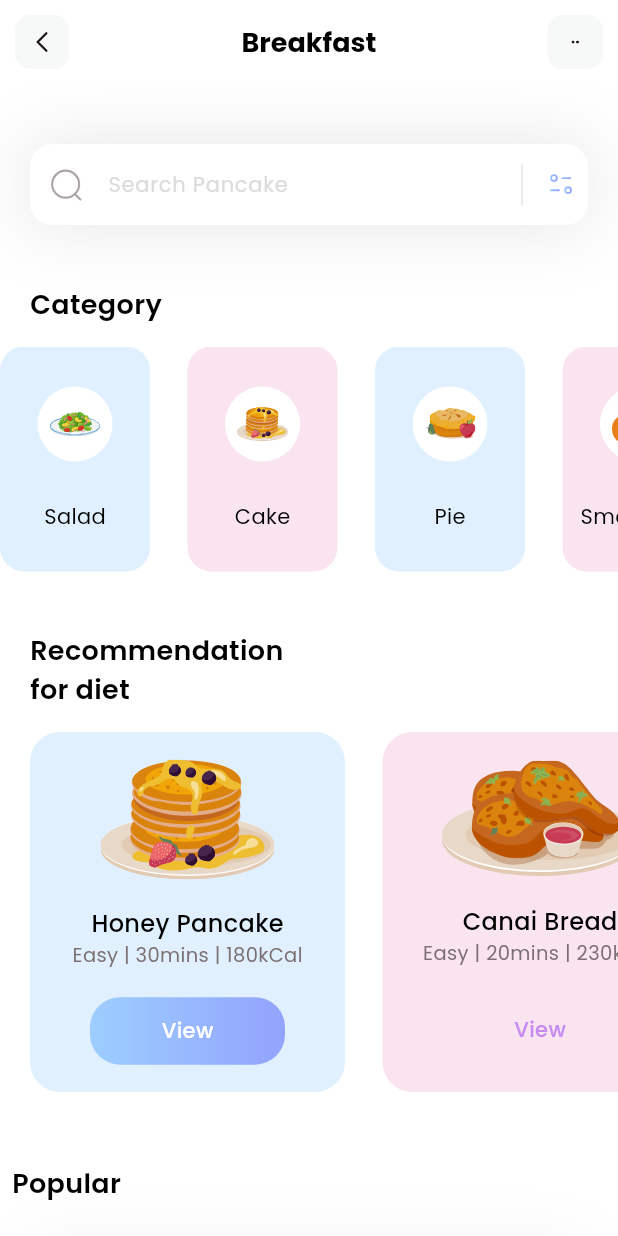
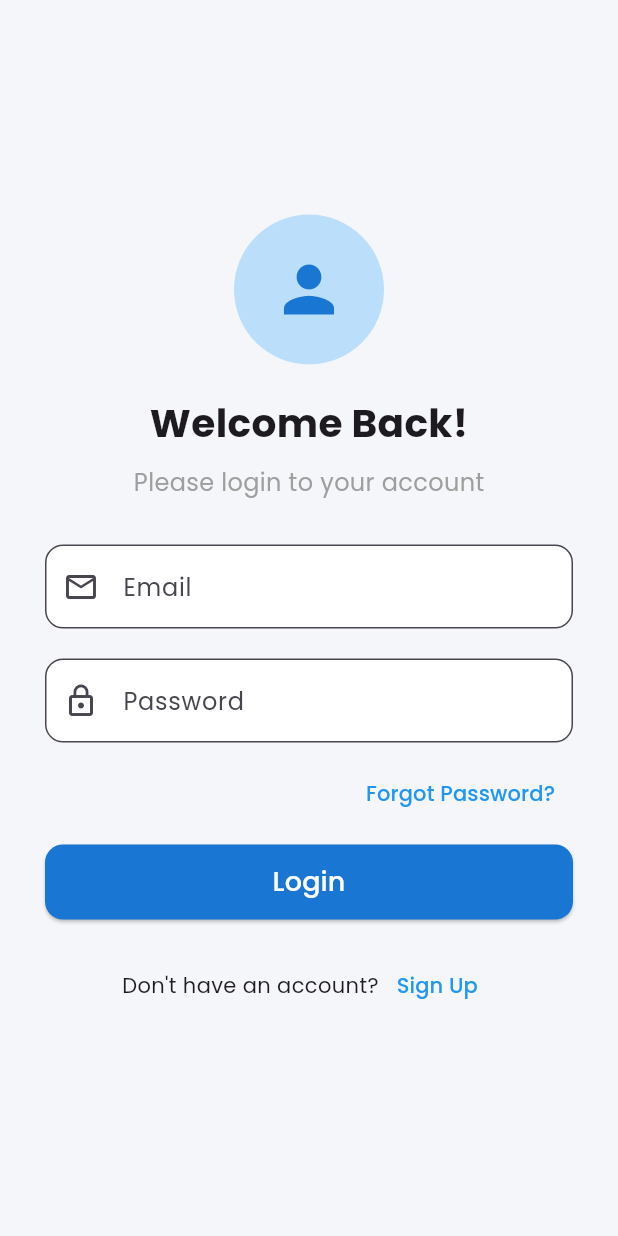
Before and after one commit to toybii03/tobongbanua_fitness, a Flutter app: the screen it shows after launch, on a phone screen of 412 x 824 dp. Run offline on Flutter 3.47's test engine with Material 3 defaults, Android fonts, the phone set to English and light mode, and no system bars; our stand-ins replace flutter_svg.

Commit message:
new commit

```diff
--- a/lib/main.dart
+++ b/lib/main.dart
@@ -1,4 +1,4 @@
-import 'package:fitness/pages/home.dart';
+import 'package:fitness/pages/login.dart';
 import 'package:flutter/material.dart';
 
 void main() {
@@ -14,7 +14,7 @@ class MyApp extends StatelessWidget {
     return MaterialApp(
       debugShowCheckedModeBanner: false,
       theme: ThemeData(fontFamily: 'Poppins'),
-      home: HomePage(),
+      home: LoginPage(),
     );
   }
 }
--- a/lib/pages/home.dart
+++ b/lib/pages/home.dart
@@ -1,17 +1,29 @@
+import 'package:flutter/material.dart';
+import 'package:flutter_svg/flutter_svg.dart';
 import 'package:fitness/models/category_model.dart';
 import 'package:fitness/models/diet_model.dart';
 import 'package:fitness/models/popular_model.dart';
-// import 'package:fitness/models/popular_model.dart';
-import 'package:flutter/material.dart';
-import 'package:flutter_svg/flutter_svg.dart';
+import 'package:fitness/pages/login.dart';
+import 'package:fitness/pages/profile.dart';
 
-// ignore: must_be_immutable
-class HomePage extends StatelessWidget {
-  HomePage({super.key});
+class HomePage extends StatefulWidget {
+  const HomePage({super.key});
 
+  @override
+  State<HomePage> createState() => _HomePageState();
+}
+
+class _HomePageState extends State<HomePage> {
   List<CategoryModel> categories = [];
   List<DietModel> diets = [];
   List<PopularDietsModel> popularDiets = [];
+  int _selectedIndex = 0;
+
+  @override
+  void initState() {
+    super.initState();
+    _getInitialInfo();
+  }
 
   void _getInitialInfo() {
     categories = CategoryModel.getCategories();
@@ -19,25 +31,59 @@ class HomePage extends StatelessWidget {
     popularDiets = PopularDietsModel.getPopularDiets();
   }
 
+  void _onItemTapped(int index) {
+    if (index == 2) {
+      Navigator.pushReplacement(
+        context,
+        MaterialPageRoute(builder: (context) => LoginPage()),
+      );
+    } else if (index == 1) {
+      Navigator.push(
+        context,
+        MaterialPageRoute(builder: (context) => ProfilePage()),
+      );
+    } else {
+      setState(() {
+        _selectedIndex = index;
+      });
+    }
+  }
+
   @override
   Widget build(BuildContext context) {
-    _getInitialInfo();
     return Scaffold(
       appBar: appBar(),
       backgroundColor: Colors.white,
       body: ListView(
         children: [
           _searchField(),
-          SizedBox(height: 40),
+          const SizedBox(height: 40),
           _categoriesSection(),
-          SizedBox(height: 40),
+          const SizedBox(height: 40),
           _dietSection(),
-          SizedBox(height: 40),
-          Column(
+          const SizedBox(height: 40),
+          _popularSection(),
+          const SizedBox(height: 40),
+        ],
+      ),
+      bottomNavigationBar: BottomNavigationBar(
+        currentIndex: _selectedIndex,
+        onTap: _onItemTapped,
+        items: const [
+          BottomNavigationBarItem(icon: Icon(Icons.home), label: 'Home'),
+          BottomNavigationBarItem(icon: Icon(Icons.person), label: 'Profile'),
+          BottomNavigationBarItem(icon: Icon(Icons.logout), label: 'Logout'),
+        ],
+      ),
+    );
+  }
+
+  Widget _popularSection() {
+    return Column(
       crossAxisAlignment: CrossAxisAlignment.start,
       children: [
-              Padding(
-                padding: const EdgeInsets.all(8.0),
+        const Padding(
+          padding: EdgeInsets.all(8.0),
           child: Text(
             'Popular',
             style: TextStyle(
@@ -47,17 +93,36 @@ class HomePage extends StatelessWidget {
             ),
           ),
         ),
-              SizedBox(height: 15),
+        const SizedBox(height: 15),
         ListView.separated(
           itemCount: popularDiets.length,
           shrinkWrap: true,
-                separatorBuilder: (context, index) => SizedBox(height: 25),
-                padding: EdgeInsets.only(left: 20, right: 20),
+          physics: NeverScrollableScrollPhysics(),
+          separatorBuilder: (context, index) => const SizedBox(height: 25),
+          padding: const EdgeInsets.symmetric(horizontal: 20),
           itemBuilder: (context, index) {
             return Container(
               height: 100,
+              padding: const EdgeInsets.symmetric(horizontal: 10),
+              decoration: BoxDecoration(
+                color:
+                    popularDiets[index].boxIsSelected
+                        ? Colors.white
+                        : Colors.transparent,
+                borderRadius: BorderRadius.circular(16),
+                boxShadow:
+                    popularDiets[index].boxIsSelected
+                        ? [
+                          BoxShadow(
+                            color: const Color(0xff1D1617).withOpacity(0.07),
+                            offset: const Offset(0, 10),
+                            blurRadius: 40,
+                          ),
+                        ]
+                        : [],
+              ),
               child: Row(
-                      mainAxisAlignment: MainAxisAlignment.spaceEvenly,
+                mainAxisAlignment: MainAxisAlignment.spaceBetween,
                 children: [
                   SvgPicture.asset(
                     popularDiets[index].iconPath,
@@ -70,19 +135,15 @@ class HomePage extends StatelessWidget {
                     children: [
                       Text(
                         popularDiets[index].name,
-                              style: TextStyle(
+                        style: const TextStyle(
                           fontWeight: FontWeight.w500,
                           color: Colors.black,
                           fontSize: 16,
                         ),
                       ),
                       Text(
-                              popularDiets[index].level +
-                                  ' | ' +
-                                  popularDiets[index].duration +
-                                  ' | ' +
-                                  popularDiets[index].calorie,
-                              style: TextStyle(
+                        '${popularDiets[index].level} | ${popularDiets[index].duration} | ${popularDiets[index].calorie}',
+                        style: const TextStyle(
                           color: Color(0xff7B6F72),
                           fontSize: 13,
                           fontWeight: FontWeight.w400,
@@ -92,7 +153,6 @@ class HomePage extends StatelessWidget {
                   ),
                   GestureDetector(
                     onTap: () {},
-
                     child: SvgPicture.asset(
                       'assets/icons/button.svg',
                       width: 30,
@@ -101,32 +161,10 @@ class HomePage extends StatelessWidget {
                   ),
                 ],
               ),
-                    decoration: BoxDecoration(
-                      color:
-                          popularDiets[index].boxIsSelected
-                              ? Colors.white
-                              : Colors.transparent,
-                      borderRadius: BorderRadius.circular(16),
-                      boxShadow:
-                          popularDiets[index].boxIsSelected
-                              ? [
-                                BoxShadow(
-                                  color: Color(0xff1D1617).withOpacity(0.07),
-                                  offset: Offset(0, 10),
-                                  blurRadius: 40,
-                                  spreadRadius: 0,
-                                ),
-                              ]
-                              : [],
-                    ),
             );
           },
         ),
       ],
-          ),
-          SizedBox(height: 40),
-        ],
-      ),
     );
   }
 
@@ -134,8 +172,8 @@ class HomePage extends StatelessWidget {
     return Column(
       crossAxisAlignment: CrossAxisAlignment.start,
       children: [
-        Padding(
-          padding: const EdgeInsets.only(left: 20),
+        const Padding(
+          padding: EdgeInsets.only(left: 20),
           child: Text(
             'Recommendation\nfor diet',
             style: TextStyle(
@@ -145,10 +183,14 @@ class HomePage extends StatelessWidget {
             ),
           ),
         ),
-        SizedBox(height: 15),
-        Container(
+        const SizedBox(height: 15),
+        SizedBox(
           height: 240,
           child: ListView.separated(
+            scrollDirection: Axis.horizontal,
+            itemCount: diets.length,
+            separatorBuilder: (context, index) => const SizedBox(width: 25),
+            padding: const EdgeInsets.symmetric(horizontal: 20),
             itemBuilder: (context, index) {
               return Container(
                 width: 210,
@@ -164,19 +206,15 @@ class HomePage extends StatelessWidget {
                       children: [
                         Text(
                           diets[index].name,
-                          style: TextStyle(
+                          style: const TextStyle(
                             fontWeight: FontWeight.w500,
                             color: Colors.black,
                             fontSize: 16,
                           ),
                         ),
                         Text(
-                          diets[index].level +
-                              ' | ' +
-                              diets[index].duration +
-                              ' | ' +
-                              diets[index].calorie,
-                          style: TextStyle(
+                          '${diets[index].level} | ${diets[index].duration} | ${diets[index].calorie}',
+                          style: const TextStyle(
                             color: Color(0xff7B6F72),
                             fontSize: 13,
                             fontWeight: FontWeight.w400,
@@ -187,41 +225,32 @@ class HomePage extends StatelessWidget {
                     Container(
                       height: 45,
                       width: 130,
-                      child: Center(
+                      alignment: Alignment.center,
+                      decoration: BoxDecoration(
+                        gradient: LinearGradient(
+                          colors:
+                              diets[index].viewIsSelected
+                                  ? [Color(0xff9DCEFF), Color(0xff92A3FD)]
+                                  : [Colors.transparent, Colors.transparent],
+                        ),
+                        borderRadius: BorderRadius.circular(20),
+                      ),
                       child: Text(
                         'View',
                         style: TextStyle(
                           color:
                               diets[index].viewIsSelected
                                   ? Colors.white
-                                    : Color(0xffC58BF2),
+                                  : const Color(0xffC58BF2),
                           fontWeight: FontWeight.w500,
                           fontSize: 14,
                         ),
-                        ),
-                      ),
-                      decoration: BoxDecoration(
-                        gradient: LinearGradient(
-                          colors: [
-                            diets[index].viewIsSelected
-                                ? Color(0xff9DCEFF)
-                                : Colors.transparent,
-                            diets[index].viewIsSelected
-                                ? Color(0xff92A3FD)
-                                : Colors.transparent,
-                          ],
-                        ),
-                        borderRadius: BorderRadius.circular(20),
                       ),
                     ),
                   ],
                 ),
               );
             },
-            separatorBuilder: (context, index) => SizedBox(width: 25),
-            itemCount: diets.length,
-            scrollDirection: Axis.horizontal,
-            padding: EdgeInsets.only(left: 20, right: 20),
           ),
         ),
       ],
@@ -232,8 +261,8 @@ class HomePage extends StatelessWidget {
     return Column(
       crossAxisAlignment: CrossAxisAlignment.start,
       children: [
-        Padding(
-          padding: const EdgeInsets.only(left: 20),
+        const Padding(
+          padding: EdgeInsets.only(left: 20),
           child: Text(
             'Category',
             style: TextStyle(
@@ -243,18 +272,17 @@ class HomePage extends StatelessWidget {
             ),
           ),
         ),
-        SizedBox(height: 15),
-        Container(
+        const SizedBox(height: 15),
+        SizedBox(
           height: 150,
           child: ListView.separated(
             itemCount: categories.length,
             scrollDirection: Axis.horizontal,
-            separatorBuilder: (context, index) => SizedBox(width: 25),
+            separatorBuilder: (context, index) => const SizedBox(width: 25),
             itemBuilder: (context, index) {
               return Container(
                 width: 100,
                 decoration: BoxDecoration(
-                  // ignore: deprecated_member_use
                   color: categories[index].boxColor.withOpacity(0.3),
                   borderRadius: BorderRadius.circular(16),
                 ),
@@ -264,7 +292,7 @@ class HomePage extends StatelessWidget {
                     Container(
                       width: 50,
                       height: 50,
-                      decoration: BoxDecoration(
+                      decoration: const BoxDecoration(
                         color: Colors.white,
                         shape: BoxShape.circle,
                       ),
@@ -275,7 +303,7 @@ class HomePage extends StatelessWidget {
                     ),
                     Text(
                       categories[index].name,
-                      style: TextStyle(
+                      style: const TextStyle(
                         fontWeight: FontWeight.w400,
                         color: Colors.black,
                         fontSize: 14,
@@ -293,14 +321,12 @@ class HomePage extends StatelessWidget {
 
   Container _searchField() {
     return Container(
-      margin: EdgeInsets.only(top: 40, left: 20, right: 20),
+      margin: const EdgeInsets.only(top: 40, left: 20, right: 20),
       decoration: BoxDecoration(
         boxShadow: [
           BoxShadow(
-            // ignore: deprecated_member_use
-            color: Color(0xff1D1617).withOpacity(0.11),
+            color: const Color(0xff1D1617).withOpacity(0.11),
             blurRadius: 40,
-            spreadRadius: 0.0,
           ),
         ],
       ),
@@ -308,33 +334,29 @@ class HomePage extends StatelessWidget {
         decoration: InputDecoration(
           filled: true,
           fillColor: Colors.white,
-          contentPadding: EdgeInsets.all(15),
+          contentPadding: const EdgeInsets.all(15),
           hintText: 'Search Pancake',
-          hintStyle: TextStyle(color: Color(0xffDDDADA), fontSize: 14),
+          hintStyle: const TextStyle(color: Color(0xffDDDADA), fontSize: 14),
           prefixIcon: Padding(
             padding: const EdgeInsets.all(12),
             child: SvgPicture.asset('assets/icons/Search.svg'),
           ),
-
-          // ignore: sized_box_for_whitespace
           suffixIcon: Container(
             width: 100,
-            child: IntrinsicHeight(
             child: Row(
               mainAxisAlignment: MainAxisAlignment.end,
               children: [
-                  VerticalDivider(
+                const VerticalDivider(
                   color: Colors.black,
+                  thickness: 0.1,
                   indent: 10,
                   endIndent: 10,
-                    thickness: 0.1,
                 ),
                 Padding(
                   padding: const EdgeInsets.all(8.0),
                   child: SvgPicture.asset('assets/icons/Filter.svg'),
                 ),
               ],
-              ),
             ),
           ),
           border: OutlineInputBorder(
@@ -348,7 +370,7 @@ class HomePage extends StatelessWidget {
 
   AppBar appBar() {
     return AppBar(
-      title: Text(
+      title: const Text(
         'Breakfast',
         style: TextStyle(
           color: Colors.black,
@@ -362,7 +384,7 @@ class HomePage extends StatelessWidget {
       leading: GestureDetector(
         onTap: () {},
         child: Container(
-          margin: EdgeInsets.all(10),
+          margin: const EdgeInsets.all(10),
           alignment: Alignment.center,
           child: SvgPicture.asset(
             'assets/icons/Arrow - Left 2.svg',
@@ -370,7 +392,7 @@ class HomePage extends StatelessWidget {
             width: 20,
           ),
           decoration: BoxDecoration(
-            color: Color(0xffF7F8F8),
+            color: const Color(0xffF7F8F8),
             borderRadius: BorderRadius.circular(10),
           ),
         ),
@@ -379,7 +401,7 @@ class HomePage extends StatelessWidget {
         GestureDetector(
           onTap: () {},
           child: Container(
-            margin: EdgeInsets.all(10),
+            margin: const EdgeInsets.all(10),
             alignment: Alignment.center,
             width: 37,
             child: SvgPicture.asset(
@@ -388,7 +410,7 @@ class HomePage extends StatelessWidget {
               width: 5,
             ),
             decoration: BoxDecoration(
-              color: Color(0xffF7F8F8),
+              color: const Color(0xffF7F8F8),
               borderRadius: BorderRadius.circular(10),
             ),
           ),
--- /dev/null
+++ b/lib/pages/login.dart
@@ -0,0 +1,138 @@
+import 'package:flutter/material.dart';
+import 'home.dart';
+
+class LoginPage extends StatelessWidget {
+  const LoginPage({super.key});
+
+  @override
+  Widget build(BuildContext context) {
+    final TextEditingController emailController = TextEditingController();
+    final TextEditingController passwordController = TextEditingController();
+
+    return Scaffold(
+      backgroundColor: const Color(0xFFF5F6FA),
+      body: Center(
+        child: SingleChildScrollView(
+          padding: const EdgeInsets.symmetric(horizontal: 30),
+          child: Column(
+            mainAxisAlignment: MainAxisAlignment.center,
+            children: [
+              // Logo / Icon
+              CircleAvatar(
+                radius: 50,
+                backgroundColor: Colors.blue.shade100,
+                child: Icon(
+                  Icons.person,
+                  size: 50,
+                  color: Colors.blue.shade700,
+                ),
+              ),
+              const SizedBox(height: 20),
+
+              // Title
+              const Text(
+                'Welcome Back!',
+                style: TextStyle(fontSize: 26, fontWeight: FontWeight.bold),
+              ),
+              const SizedBox(height: 10),
+              const Text(
+                'Please login to your account',
+                style: TextStyle(fontSize: 16, color: Colors.grey),
+              ),
+              const SizedBox(height: 30),
+
+              // Email TextField
+              TextField(
+                controller: emailController,
+                decoration: InputDecoration(
+                  labelText: 'Email',
+                  prefixIcon: const Icon(Icons.email_outlined),
+                  filled: true,
+                  fillColor: Colors.white,
+                  border: OutlineInputBorder(
+                    borderRadius: BorderRadius.circular(12),
+                  ),
+                ),
+              ),
+              const SizedBox(height: 20),
+
+              // Password TextField
+              TextField(
+                controller: passwordController,
+                obscureText: true,
+                decoration: InputDecoration(
+                  labelText: 'Password',
+                  prefixIcon: const Icon(Icons.lock_outline),
+                  filled: true,
+                  fillColor: Colors.white,
+                  border: OutlineInputBorder(
+                    borderRadius: BorderRadius.circular(12),
+                  ),
+                ),
+              ),
+              const SizedBox(height: 10),
+
+              // Forgot Password
+              Align(
+                alignment: Alignment.centerRight,
+                child: TextButton(
+                  onPressed: () {
+                    // Add forgot password logic
+                  },
+                  child: const Text(
+                    'Forgot Password?',
+                    style: TextStyle(color: Colors.blue),
+                  ),
+                ),
+              ),
+              const SizedBox(height: 10),
+
+              // Login Button
+              SizedBox(
+                width: double.infinity,
+                height: 50,
+                child: ElevatedButton(
+                  onPressed: () {
+                    Navigator.pushReplacement(
+                      context,
+                      MaterialPageRoute(builder: (context) => HomePage()),
+                    );
+                  },
+                  style: ElevatedButton.styleFrom(
+                    backgroundColor: Colors.blue.shade700,
+                    shape: RoundedRectangleBorder(
+                      borderRadius: BorderRadius.circular(12),
+                    ),
+                  ),
+                  child: const Text(
+                    "Login",
+                    style: TextStyle(fontSize: 18, color: Colors.white),
+                  ),
+                ),
+              ),
+
+              const SizedBox(height: 20),
+
+              // Register Text
+              Row(
+                mainAxisAlignment: MainAxisAlignment.center,
+                children: [
+                  const Text("Don't have an account?"),
+                  TextButton(
+                    onPressed: () {
+                      // Navigate to register page
+                    },
+                    child: const Text(
+                      'Sign Up',
+                      style: TextStyle(color: Colors.blue),
+                    ),
+                  ),
+                ],
+              ),
+            ],
+          ),
+        ),
+      ),
+    );
+  }
+}
```
Also changed, not shown: lib/pages/editprofile.dart (added, +68 -0 lines), lib/pages/profile.dart (added, +136 -0 lines), assets/images/Meee.jpg (added). Lines whose indentation alone changed are shown as unchanged.
